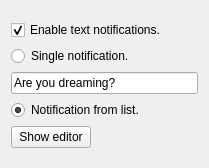
Qt form ui/textnotificationwidget.ui (sinis/MakeRT) before a commit.
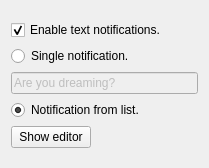
The same form after that commit.

What changed in the file:
```diff
--- a/ui/textnotificationwidget.ui
+++ b/ui/textnotificationwidget.ui
@@ -41,6 +41,9 @@
      </item>
      <item>
       <widget class="QLineEdit" name="textNotification">
+       <property name="enabled">
+        <bool>false</bool>
+       </property>
        <property name="text">
         <string>Are you dreaming?</string>
        </property>
```
Left out of the diff: 3 changed lines with no effect on the pictures.
